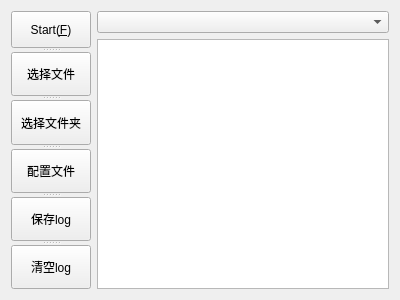
The window that QT_Tool/QT_Plugin/QT_Plugin_Python/Form.ui (five6516/QT_Tool) describes before a commit, drawn with Qt 5.
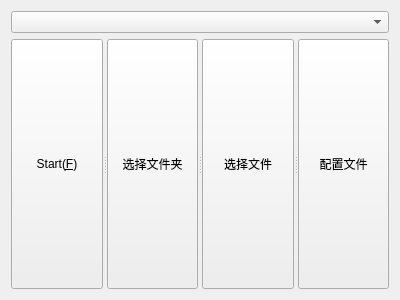
The same window after the commit.

Diff of the .ui file:
```diff
--- a/QT_Tool/QT_Plugin/QT_Plugin_Python/Form.ui
+++ b/QT_Tool/QT_Plugin/QT_Plugin_Python/Form.ui
@@ -15,52 +15,35 @@
   </property>
   <layout class="QGridLayout" name="gridLayout">
    <item row="0" column="0">
+    <widget class="QComboBox" name="comboBox"/>
+   </item>
+   <item row="1" column="0">
     <widget class="QSplitter" name="splitter">
      <property name="orientation">
-      <enum>Qt::Vertical</enum>
+      <enum>Qt::Horizontal</enum>
      </property>
      <widget class="QPushButton" name="startButton">
       <property name="text">
        <string>Start(&amp;F)</string>
       </property>
      </widget>
-     <widget class="QPushButton" name="selectFileButton">
-      <property name="text">
-       <string>选择文件</string>
-      </property>
-     </widget>
      <widget class="QPushButton" name="selectDirButton">
       <property name="text">
        <string>选择文件夹</string>
       </property>
      </widget>
+     <widget class="QPushButton" name="selectFileButton">
+      <property name="text">
+       <string>选择文件</string>
+      </property>
+     </widget>
      <widget class="QPushButton" name="configButton">
       <property name="text">
        <string>配置文件</string>
       </property>
      </widget>
-     <widget class="QPushButton" name="saveLogButton">
-      <property name="text">
-       <string>保存log</string>
-      </property>
-     </widget>
-     <widget class="QPushButton" name="clearLogButton">
-      <property name="text">
-       <string>清空log</string>
-      </property>
-     </widget>
     </widget>
    </item>
-   <item row="0" column="1">
-    <layout class="QVBoxLayout" name="verticalLayout">
-     <item>
-      <widget class="QComboBox" name="comboBox"/>
-     </item>
-     <item>
-      <widget class="QListWidget" name="listWidget"/>
-     </item>
-    </layout>
-   </item>
   </layout>
  </widget>
  <resources/>
```
